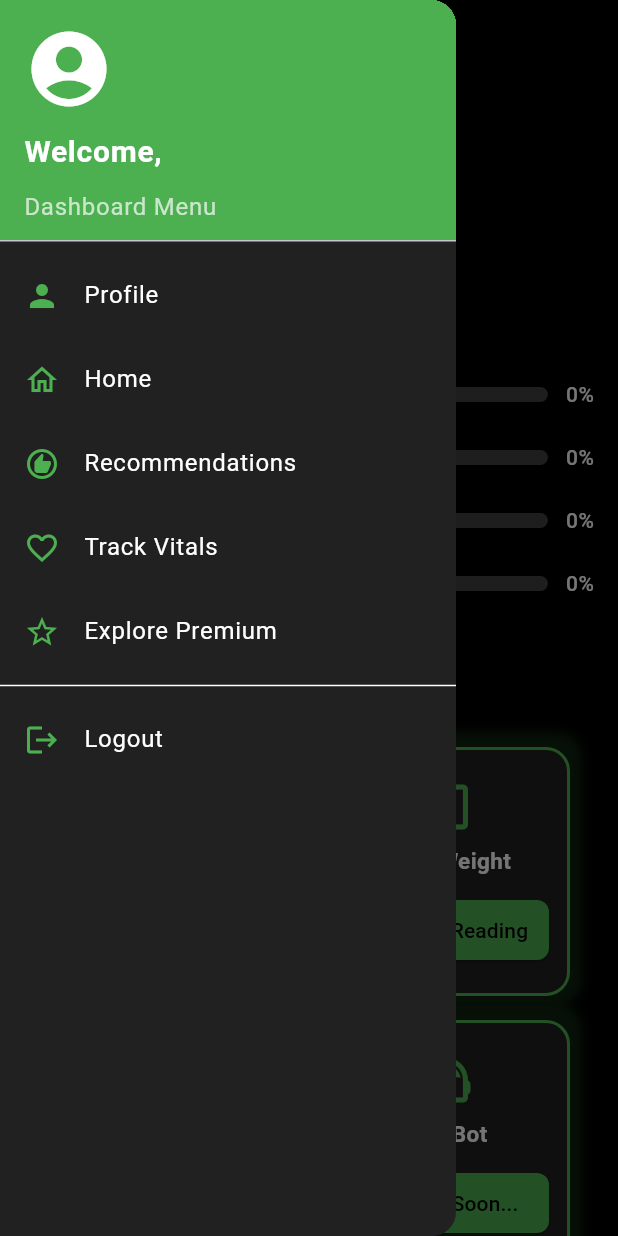
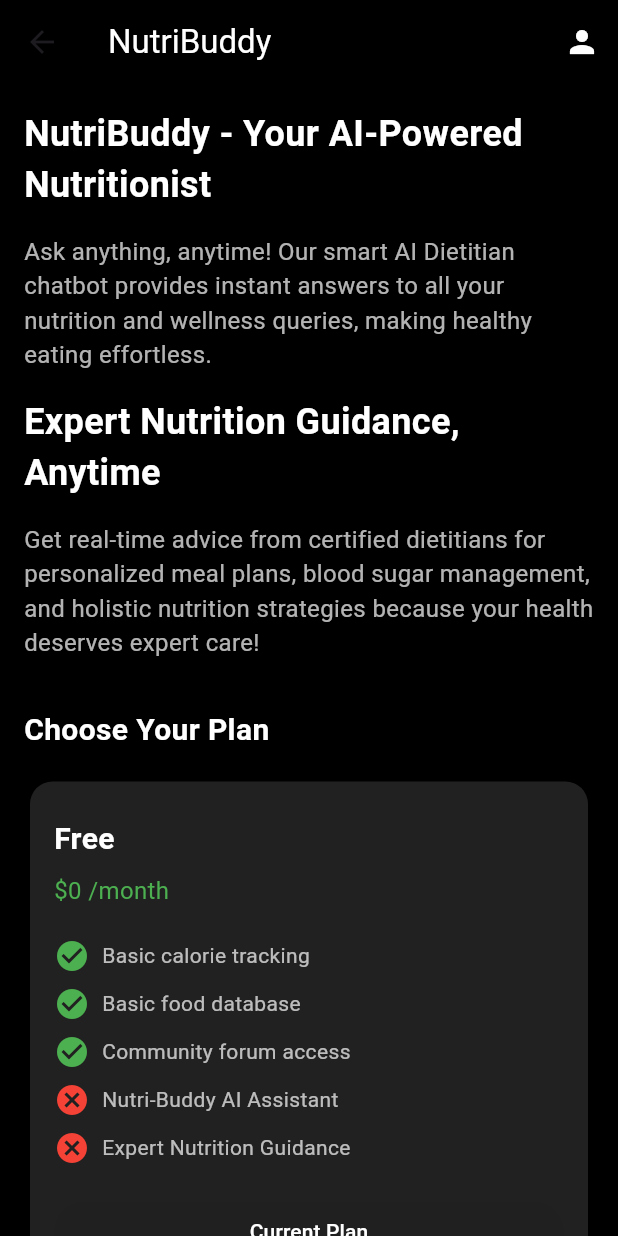
Before and after one commit to himanshuchopade97/nourish, a Flutter app: the DashboardPage screen opened by its route, in the side drawer, after a tap on "Explore Premium", on a phone screen of 412 x 824 dp. Run offline on Flutter 3.47's test engine with Material 3 defaults, Android fonts, the phone set to English and light mode, and no system bars; our stand-ins replace animate_do, shared_preferences; accounts and stored records are empty.

Commit message:
small updates

```diff
--- a/lib/main.dart
+++ b/lib/main.dart
@@ -1,5 +1,6 @@
 import 'package:flutter/material.dart';
 import 'package:nourish/pages/add_food_item.dart';
+import 'package:nourish/pages/premium.dart';
 import 'package:nourish/pages/profilepage.dart';
 import 'package:nourish/pages/recommendations_page.dart';
 import 'package:nourish/pages/dashboard.dart';
@@ -29,6 +30,7 @@
         '/vitals': (context) => VitalsPage(),
         '/addfooditem': (context) => AddFoodItem(),
         '/profile': (context) => ProfilePage(),
+        '/premium': (context) => ExplorePremium(),
       },
       theme: ThemeData(primarySwatch: Colors.green),
       // home:  AddNewFood(),
--- a/lib/models/login_user.dart
+++ b/lib/models/login_user.dart
@@ -5,7 +5,7 @@
 import 'package:shared_preferences/shared_preferences.dart';
 
 Future<void> loginUser(BuildContext context, String username, String password) async {
-  final url = Uri.parse('http://10.0.2.2:5000/api/auth/login'); // Update with your login API URL
+  final url = Uri.parse('https://nourish-backend-enzv.onrender.com/api/auth/login'); // Update with your login API URL
 
   final data = {
     'username': username, // Send username
--- a/lib/models/register_user.dart
+++ b/lib/models/register_user.dart
@@ -5,7 +5,7 @@
 import 'package:shared_preferences/shared_preferences.dart'; // Ensure correct import
 
 Future<void> registerUser(BuildContext context, String firstName, String lastName, String email, String contact, String username, String password) async {
-  final url = Uri.parse('http://10.0.2.2:5000/api/auth/register'); // Update with your registration API URL
+  final url = Uri.parse('https://nourish-backend-enzv.onrender.com/api/auth/register'); // Update with your registration API URL
 
   final data = {
     'firstName': firstName,
--- a/lib/pages/dashboard.dart
+++ b/lib/pages/dashboard.dart
@@ -55,7 +55,7 @@
     }
     try {
       final response = await http.get(
-        Uri.parse("http://10.0.2.2:5000/api/food/get-food?userId=$userId"),
+        Uri.parse("https://nourish-backend-enzv.onrender.com/api/food/get-food?userId=$userId"),
         headers: {
           "Content-Type": "application/json",
           "Authorization": "Bearer $token"
@@ -219,7 +219,9 @@
             _buildDrawerItem(
                 icon: Icons.star_outline,
                 title: 'Explore Premium',
-                onTap: () {}),
+                onTap: () {
+                  Navigator.pushNamed(context, '/premium');
+                }),
             const Divider(color: Colors.white),
             _buildDrawerItem(
                 icon: Icons.logout,
--- /dev/null
+++ b/lib/pages/premium.dart
@@ -0,0 +1,220 @@
+import 'package:flutter/material.dart';
+
+class ExplorePremium extends StatelessWidget {
+  @override
+  Widget build(BuildContext context) {
+    return Scaffold(
+      backgroundColor: Colors.black, // Set background to black
+      appBar: AppBar(
+        title: Text('NutriBuddy', style: TextStyle(color: Colors.white)),
+        backgroundColor: Colors.black,
+        actions: [
+          IconButton(
+            icon: Icon(Icons.person, color: Colors.white),
+            onPressed: () {
+              // Navigate to sign-up screen
+            },
+          ),
+        ],
+      ),
+      body: SingleChildScrollView(
+        padding: EdgeInsets.all(16.0),
+        child: Column(
+          crossAxisAlignment: CrossAxisAlignment.start,
+          children: [
+            Text(
+              'NutriBuddy - Your AI-Powered Nutritionist',
+              style: TextStyle(
+                fontSize: 24,
+                fontWeight: FontWeight.bold,
+                color: Colors.white, // White text for contrast
+              ),
+            ),
+            SizedBox(height: 16),
+            Text(
+              'Ask anything, anytime! Our smart AI Dietitian chatbot provides instant answers to all your nutrition and wellness queries, making healthy eating effortless.',
+              style: TextStyle(
+                  fontSize: 16,
+                  color: Colors.white70), // Lighter white for readability
+            ),
+            SizedBox(height: 16),
+            Text(
+              'Expert Nutrition Guidance, Anytime',
+              style: TextStyle(
+                fontSize: 24,
+                fontWeight: FontWeight.bold,
+                color: Colors.white, // White text for contrast
+              ),
+            ),
+            SizedBox(height: 16),
+            Text(
+              'Get real-time advice from certified dietitians for personalized meal plans, blood sugar management, and holistic nutrition strategies because your health deserves expert care! ',
+              style: TextStyle(
+                  fontSize: 16,
+                  color: Colors.white70), // Lighter white for readability
+            ),
+            SizedBox(height: 32),
+            Text(
+              'Choose Your Plan',
+              style: TextStyle(
+                fontSize: 20,
+                fontWeight: FontWeight.bold,
+                color: Colors.white,
+              ),
+            ),
+            SizedBox(height: 16),
+            _buildPlanCard(
+              title: 'Free',
+              price: '\$0 /month',
+              features: [
+                'Basic calorie tracking',
+                'Basic food database',
+                'Community forum access',
+              ],
+              excludedFeatures: [
+                'Nutri-Buddy AI Assistant',
+                'Expert Nutrition Guidance',
+              ],
+              isCurrent: true,
+            ),
+            SizedBox(height: 16),
+            _buildPlanCard(
+              title: 'Pro',
+              price: '\$9.99 /month',
+              features: [
+                'Advanced tracking',
+                'Expanded food database',
+                'Community access',
+                'Nutri-Buddy AI Assistant',
+              ],
+              excludedFeatures: [
+                'Expert Nutrition Guidance',
+              ],
+              buttonText: 'Get Pro',
+            ),
+            SizedBox(height: 16),
+            _buildPlanCard(
+              title: 'Ultimate',
+              price: '\$19.99 /month',
+              features: [
+                'Advanced tracking',
+                'Complete food database',
+                'Community access',
+                'Nutri-Buddy AI Assistant',
+                'Expert Nutrition Guidance',
+              ],
+              buttonText: 'Get Ultimate',
+              isPopular: true,
+            ),
+            SizedBox(height: 32),
+            Center(
+              child: Text(
+                '© 2025 Nourish. All rights reserved.',
+                style: TextStyle(color: Colors.grey),
+              ),
+            ),
+          ],
+        ),
+      ),
+    );
+  }
+
+  Widget _buildPlanCard({
+    required String title,
+    required String price,
+    required List<String> features,
+    List<String> excludedFeatures = const [],
+    String buttonText = 'Current Plan',
+    bool isCurrent = false,
+    bool isPopular = false,
+  }) {
+    return Card(
+      elevation: 4,
+      color: Colors.grey[900], // Dark grey card background
+      shape: RoundedRectangleBorder(
+        borderRadius: BorderRadius.circular(15),
+      ),
+      child: Padding(
+        padding: EdgeInsets.all(16),
+        child: Column(
+          crossAxisAlignment: CrossAxisAlignment.start,
+          children: [
+            if (isPopular)
+              Container(
+                padding: EdgeInsets.symmetric(horizontal: 8, vertical: 4),
+                decoration: BoxDecoration(
+                  color: Colors.orange,
+                  borderRadius: BorderRadius.circular(20),
+                ),
+                child: Text(
+                  'Most Popular',
+                  style: TextStyle(color: Colors.white, fontSize: 12),
+                ),
+              ),
+            SizedBox(height: 8),
+            Text(
+              title,
+              style: TextStyle(
+                fontSize: 20,
+                fontWeight: FontWeight.bold,
+                color: Colors.white,
+              ),
+            ),
+            SizedBox(height: 8),
+            Text(
+              price,
+              style: TextStyle(fontSize: 16, color: Colors.green),
+            ),
+            SizedBox(height: 16),
+            ...features
+                .map((feature) => _buildFeatureItem(feature, true))
+                .toList(),
+            ...excludedFeatures
+                .map((feature) => _buildFeatureItem(feature, false))
+                .toList(),
+            SizedBox(height: 16),
+            ElevatedButton(
+              onPressed: isCurrent
+                  ? null
+                  : () {
+                      // Handle plan selection
+                    },
+              child: Text(
+                buttonText,
+                style: TextStyle(color: Colors.white),
+              ),
+              style: ElevatedButton.styleFrom(
+                backgroundColor: isCurrent ? Colors.grey : Colors.green,
+                shape: RoundedRectangleBorder(
+                  borderRadius: BorderRadius.circular(20),
+                ),
+                minimumSize: Size(double.infinity, 40),
+              ),
+            ),
+          ],
+        ),
+      ),
+    );
+  }
+
+  Widget _buildFeatureItem(String text, bool isIncluded) {
+    return Padding(
+      padding: EdgeInsets.symmetric(vertical: 4),
+      child: Row(
+        children: [
+          Icon(
+            isIncluded ? Icons.check_circle : Icons.cancel,
+            color: isIncluded ? Colors.green : Colors.red,
+          ),
+          SizedBox(width: 8),
+          Text(
+            text,
+            style: TextStyle(
+                fontSize: 14,
+                color: Colors.white70), // Lighter white for readability
+          ),
+        ],
+      ),
+    );
+  }
+}
--- a/lib/pages/profilepage.dart
+++ b/lib/pages/profilepage.dart
@@ -92,7 +92,7 @@
     }
 
     final url = Uri.parse(
-        'http://10.0.2.2:5000/api/users/profile'); // Adjust URL if needed
+        'https://nourish-backend-enzv.onrender.com/api/users/profile'); // Adjust URL if needed
 
     try {
       final response = await http.get(
@@ -146,7 +146,7 @@
     }
 
     final url = Uri.parse(
-        'http://10.0.2.2:5000/api/users/profile'); // Adjust URL if needed
+        'https://nourish-backend-enzv.onrender.com/api/users/profile'); // Adjust URL if needed
 
     try {
       final response = await http.put(
--- a/lib/pages/vitals.dart
+++ b/lib/pages/vitals.dart
@@ -35,7 +35,7 @@
     try {
       final response = await http.post(
         Uri.parse(
-            'http://10.0.2.2:5000/api/vitals/add'), // Replace with your backend URL
+            'https://nourish-backend-enzv.onrender.com/api/vitals/add'), // Replace with your backend URL
         headers: {
           'Content-Type': 'application/json',
           'Authorization': 'Bearer $token',
--- a/pubspec.yaml
+++ b/pubspec.yaml
@@ -39,6 +39,9 @@
   url_launcher: ^6.3.1
   shared_preferences:
   animate_do: ^4.2.0
+  animated_text_kit: ^4.2.3
+  simple_animations: ^5.1.0
+  animations: ^2.0.11
 
 dev_dependencies:
   flutter_test:
```
Also changed, not shown: pubspec.lock.
